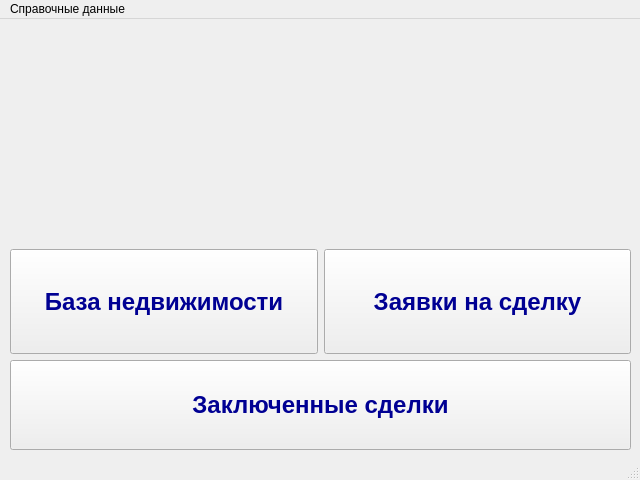
Before: the Qt Designer form 3sem/ПнаЯВУ/KURSOVOI/kursovoi/mainwindow.ui in mxrpheus6/bsuirLabs, drawn with Qt 5.
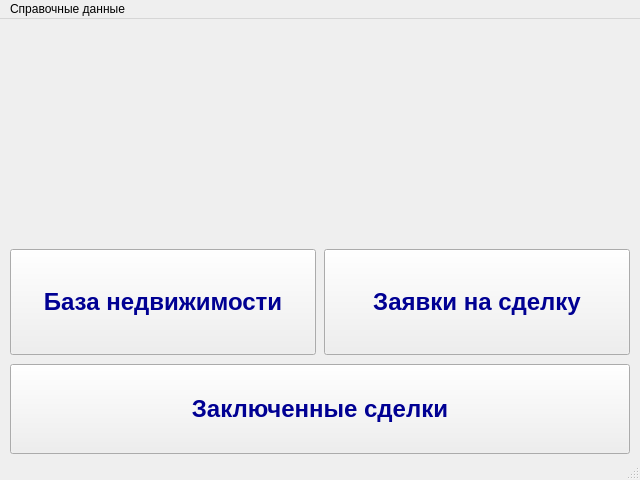
After: the same form once the commit is applied.

What changed in the file:
```diff
--- a/3sem/ПнаЯВУ/KURSOVOI/kursovoi/mainwindow.ui
+++ b/3sem/ПнаЯВУ/KURSOVOI/kursovoi/mainwindow.ui
@@ -37,154 +37,23 @@
      <rect>
       <x>9</x>
       <y>9</y>
-      <width>622</width>
-      <height>201</height>
-     </rect>
-    </property>
-    <property name="text">
-     <string/>
-    </property>
-   </widget>
-   <widget class="QWidget" name="verticalLayoutWidget">
-    <property name="geometry">
-     <rect>
-      <x>10</x>
-      <y>230</y>
       <width>621</width>
-      <height>201</height>
+      <height>211</height>
      </rect>
     </property>
-    <layout class="QVBoxLayout" name="verticalLayout_2">
-     <item>
-      <layout class="QHBoxLayout" name="horizontalLayout_4">
-       <item>
-        <widget class="QPushButton" name="pushButton_real_estate_base">
-         <property name="sizePolicy">
-          <sizepolicy hsizetype="Minimum" vsizetype="Minimum">
-           <horstretch>0</horstretch>
-           <verstretch>0</verstretch>
-          </sizepolicy>
-         </property>
-         <property name="minimumSize">
-          <size>
-           <width>0</width>
-           <height>70</height>
-          </size>
-         </property>
-         <property name="palette">
-          <palette>
-           <active>
-            <colorrole role="WindowText">
-             <brush brushstyle="SolidPattern">
-              <color alpha="255">
-               <red>0</red>
-               <green>0</green>
-               <blue>0</blue>
-              </color>
-             </brush>
-            </colorrole>
-            <colorrole role="ButtonText">
-             <brush brushstyle="SolidPattern">
-              <color alpha="255">
-               <red>0</red>
-               <green>0</green>
-               <blue>147</blue>
-              </color>
-             </brush>
-            </colorrole>
-           </active>
-           <inactive>
-            <colorrole role="WindowText">
-             <brush brushstyle="SolidPattern">
-              <color alpha="255">
-               <red>0</red>
-               <green>0</green>
-               <blue>0</blue>
-              </color>
-             </brush>
-            </colorrole>
-            <colorrole role="ButtonText">
-             <brush brushstyle="SolidPattern">
-              <color alpha="255">
-               <red>0</red>
-               <green>0</green>
-               <blue>147</blue>
-              </color>
-             </brush>
-            </colorrole>
-           </inactive>
-           <disabled/>
-          </palette>
-         </property>
-         <property name="font">
-          <font>
-           <family>Arial</family>
-           <pointsize>18</pointsize>
-           <bold>true</bold>
-          </font>
-         </property>
          <property name="text">
-          <string>База недвижимости</string>
-         </property>
-        </widget>
-       </item>
-       <item>
-        <widget class="QPushButton" name="pushButton_real_estate_applications">
-         <property name="sizePolicy">
-          <sizepolicy hsizetype="Minimum" vsizetype="Minimum">
-           <horstretch>0</horstretch>
-           <verstretch>0</verstretch>
-          </sizepolicy>
-         </property>
-         <property name="minimumSize">
-          <size>
-           <width>0</width>
-           <height>70</height>
-          </size>
-         </property>
-         <property name="palette">
-          <palette>
-           <active>
-            <colorrole role="ButtonText">
-             <brush brushstyle="SolidPattern">
-              <color alpha="255">
-               <red>0</red>
-               <green>0</green>
-               <blue>147</blue>
-              </color>
-             </brush>
-            </colorrole>
-           </active>
-           <inactive>
-            <colorrole role="ButtonText">
-             <brush brushstyle="SolidPattern">
-              <color alpha="255">
-               <red>0</red>
-               <green>0</green>
-               <blue>147</blue>
-              </color>
-             </brush>
-            </colorrole>
-           </inactive>
-           <disabled/>
-          </palette>
-         </property>
-         <property name="font">
-          <font>
-           <family>Arial</family>
-           <pointsize>18</pointsize>
-           <bold>true</bold>
-          </font>
-         </property>
-         <property name="text">
-          <string>Заявки на сделку</string>
-         </property>
-        </widget>
-       </item>
-      </layout>
-     </item>
-     <item>
+     <string/>
+    </property>
+   </widget>
       <widget class="QPushButton" name="pushButton_deals">
+    <property name="geometry">
+     <rect>
+      <x>10</x>
+      <y>345</y>
+      <width>620</width>
+      <height>90</height>
+     </rect>
+    </property>
        <property name="minimumSize">
         <size>
          <width>0</width>
@@ -229,8 +98,141 @@
         <string>Заключенные сделки</string>
        </property>
       </widget>
-     </item>
-    </layout>
+   <widget class="QPushButton" name="pushButton_real_estate_applications">
+    <property name="geometry">
+     <rect>
+      <x>324</x>
+      <y>230</y>
+      <width>306</width>
+      <height>106</height>
+     </rect>
+    </property>
+    <property name="sizePolicy">
+     <sizepolicy hsizetype="Minimum" vsizetype="Minimum">
+      <horstretch>0</horstretch>
+      <verstretch>0</verstretch>
+     </sizepolicy>
+    </property>
+    <property name="minimumSize">
+     <size>
+      <width>0</width>
+      <height>70</height>
+     </size>
+    </property>
+    <property name="palette">
+     <palette>
+      <active>
+       <colorrole role="ButtonText">
+        <brush brushstyle="SolidPattern">
+         <color alpha="255">
+          <red>0</red>
+          <green>0</green>
+          <blue>147</blue>
+         </color>
+        </brush>
+       </colorrole>
+      </active>
+      <inactive>
+       <colorrole role="ButtonText">
+        <brush brushstyle="SolidPattern">
+         <color alpha="255">
+          <red>0</red>
+          <green>0</green>
+          <blue>147</blue>
+         </color>
+        </brush>
+       </colorrole>
+      </inactive>
+      <disabled/>
+     </palette>
+    </property>
+    <property name="font">
+     <font>
+      <family>Arial</family>
+      <pointsize>18</pointsize>
+      <bold>true</bold>
+     </font>
+    </property>
+    <property name="text">
+     <string>Заявки на сделку</string>
+    </property>
+   </widget>
+   <widget class="QPushButton" name="pushButton_real_estate_base">
+    <property name="geometry">
+     <rect>
+      <x>10</x>
+      <y>230</y>
+      <width>306</width>
+      <height>106</height>
+     </rect>
+    </property>
+    <property name="sizePolicy">
+     <sizepolicy hsizetype="Minimum" vsizetype="Minimum">
+      <horstretch>0</horstretch>
+      <verstretch>0</verstretch>
+     </sizepolicy>
+    </property>
+    <property name="minimumSize">
+     <size>
+      <width>0</width>
+      <height>70</height>
+     </size>
+    </property>
+    <property name="palette">
+     <palette>
+      <active>
+       <colorrole role="WindowText">
+        <brush brushstyle="SolidPattern">
+         <color alpha="255">
+          <red>0</red>
+          <green>0</green>
+          <blue>0</blue>
+         </color>
+        </brush>
+       </colorrole>
+       <colorrole role="ButtonText">
+        <brush brushstyle="SolidPattern">
+         <color alpha="255">
+          <red>0</red>
+          <green>0</green>
+          <blue>147</blue>
+         </color>
+        </brush>
+       </colorrole>
+      </active>
+      <inactive>
+       <colorrole role="WindowText">
+        <brush brushstyle="SolidPattern">
+         <color alpha="255">
+          <red>0</red>
+          <green>0</green>
+          <blue>0</blue>
+         </color>
+        </brush>
+       </colorrole>
+       <colorrole role="ButtonText">
+        <brush brushstyle="SolidPattern">
+         <color alpha="255">
+          <red>0</red>
+          <green>0</green>
+          <blue>147</blue>
+         </color>
+        </brush>
+       </colorrole>
+      </inactive>
+      <disabled/>
+     </palette>
+    </property>
+    <property name="font">
+     <font>
+      <family>Arial</family>
+      <pointsize>18</pointsize>
+      <bold>true</bold>
+     </font>
+    </property>
+    <property name="text">
+     <string>База недвижимости</string>
+    </property>
    </widget>
   </widget>
   <widget class="QMenuBar" name="menubar">
```
Lines whose indentation alone changed are shown as unchanged.
